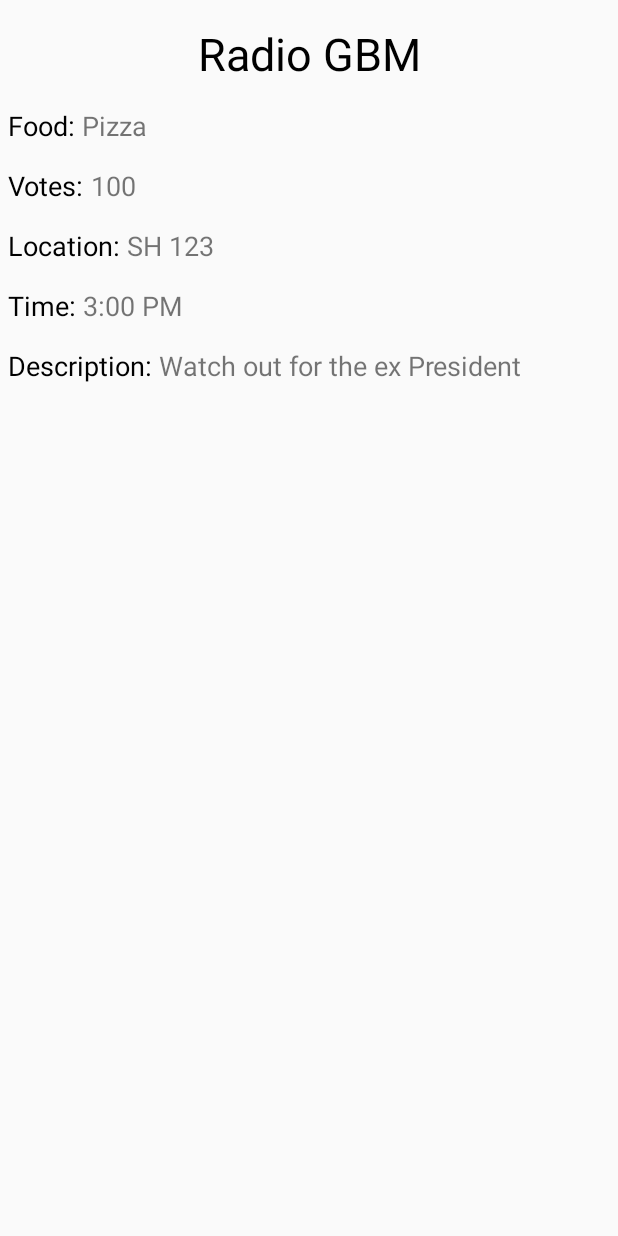
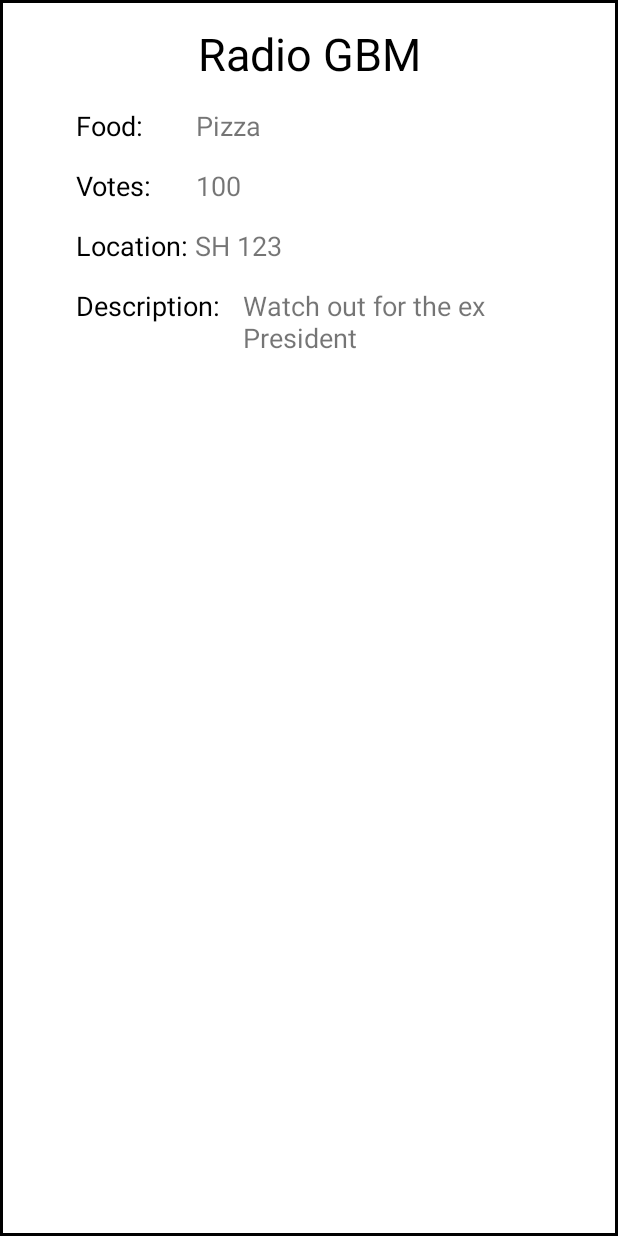
Before and after one commit to bkyras/mobilec17, an Android app: the layout fragment_post_detail.xml on its own in the app's theme, with its tools: preview values and no code run, on a phone screen of 412 x 824 dp. Run offline under Robolectric (Android 15) with nearby library versions, the phone set to English and light mode, and no system bars.

Commit message:
Layout changes

```diff
--- a/FeedMe/app/src/main/res/drawable/back.xml
+++ b/FeedMe/app/src/main/res/drawable/back.xml
@@ -1,4 +1,13 @@
-<shape xmlns:android="http://schemas.android.com/apk/res/android" android:shape="rectangle" >
-    <solid android:color="#000000" />
-    <stroke android:width="1dip" android:color="#4fa5d5"/>
-</shape>
+<?xml version="1.0" encoding="utf-8"?>
+<layer-list xmlns:android="http://schemas.android.com/apk/res/android">
+    <item>
+        <shape android:shape="rectangle">
+            <solid android:color="#000000" />
+        </shape>
+    </item>
+    <item android:left="2dp" android:right="2dp"  android:bottom="2dp" android:top="2dp" >
+        <shape android:shape="rectangle">
+            <solid android:color="#FFFFFF" />
+        </shape>
+    </item>
+</layer-list>
--- a/FeedMe/app/src/main/res/layout/fragment_post_detail.xml
+++ b/FeedMe/app/src/main/res/layout/fragment_post_detail.xml
@@ -1,13 +1,19 @@
 <FrameLayout xmlns:android="http://schemas.android.com/apk/res/android"
     xmlns:tools="http://schemas.android.com/tools"
     android:layout_width="match_parent"
-    android:layout_height="match_parent">
+    android:layout_height="match_parent"
+    android:background="@drawable/back"
+
+    >
 
     <LinearLayout
         android:orientation="vertical"
         android:layout_marginTop="15dp"
         android:layout_height="match_parent"
         android:layout_width="match_parent"
+        android:layout_marginBottom= "50sp"
+        android:layout_marginLeft="25dp"
+        android:layout_marginRight="25dp"
         android:weightSum="1">
 
         <LinearLayout
@@ -18,7 +24,7 @@
             <TextView
                 android:text="Radio GBM"
                 android:layout_width="match_parent"
-                android:layout_height="wrap_content"
+                android:layout_height="match_parent"
                 android:id="@+id/eventText"
                 android:gravity="center_horizontal"
                 android:textSize="30sp"
@@ -29,17 +35,16 @@
         <LinearLayout
             android:orientation="horizontal"
             android:layout_marginTop="15dp"
-            android:layout_width="wrap_content"
+            android:layout_width="match_parent"
             android:layout_height="wrap_content"
-            android:layout_marginLeft="5dp"
-            android:layout_marginRight="5dp">
+            android:layout_marginLeft="25dp"
+            android:layout_marginRight="25dp">
 
             <TextView
                 android:text="Food: "
-                android:layout_width="match_parent"
+                android:layout_width="80dp"
                 android:layout_height="wrap_content"
                 android:id="@+id/foodText"
-                android:layout_weight="1"
                 android:textSize="18sp"
                 android:textColor="@android:color/black" />
 
@@ -56,24 +61,25 @@
         <LinearLayout
             android:orientation="horizontal"
             android:layout_marginTop="15dp"
-            android:layout_width="wrap_content"
+            android:layout_width="match_parent"
             android:layout_height="wrap_content"
-            android:layout_marginLeft="5dp"
-            android:layout_marginRight="5dp">
+            android:layout_marginLeft="25dp"
+            android:layout_marginRight="25dp">
 
             <TextView
                 android:text="Votes: "
-                android:layout_width="match_parent"
+                android:layout_width="74dp"
                 android:layout_height="wrap_content"
                 android:id="@+id/popText"
-                android:layout_weight="1"
                 android:textSize="18sp"
-                android:textColor="@android:color/black" />
+                android:textColor="@android:color/black"
+                android:layout_weight="0.03" />
 
             <TextView
                 android:text="100"
                 android:layout_width="wrap_content"
                 android:layout_height="wrap_content"
+
                 android:id="@+id/pop"
                 android:layout_weight="1"
                 android:textSize="18sp" />
@@ -83,17 +89,16 @@
         <LinearLayout
             android:orientation="horizontal"
             android:layout_marginTop="15dp"
-            android:layout_width="wrap_content"
+            android:layout_width="match_parent"
             android:layout_height="wrap_content"
-            android:layout_marginLeft="5dp"
-            android:layout_marginRight="5dp">
+            android:layout_marginLeft="25dp"
+            android:layout_marginRight="25dp">
 
             <TextView
                 android:text="Location: "
-                android:layout_width="match_parent"
+                android:layout_width="wrap_content"
                 android:layout_height="wrap_content"
                 android:id="@+id/locText"
-                android:layout_weight="1"
                 android:textSize="18sp"
                 android:textColor="@android:color/black" />
 
@@ -107,47 +112,46 @@
 
         </LinearLayout>
 
-        <LinearLayout
-            android:orientation="horizontal"
-            android:layout_marginTop="15dp"
-            android:layout_width="wrap_content"
-            android:layout_height="wrap_content"
-            android:layout_marginLeft="5dp"
-            android:layout_marginRight="5dp">
+        <!--<LinearLayout-->
+            <!--android:orientation="horizontal"-->
+            <!--android:layout_marginTop="15dp"-->
+            <!--android:layout_width="wrap_content"-->
+            <!--android:layout_height="wrap_content"-->
+            <!--android:layout_marginLeft="5dp"-->
+            <!--android:layout_marginRight="5dp">-->
 
-            <TextView
-                android:text="Time: "
-                android:layout_width="match_parent"
-                android:layout_height="wrap_content"
-                android:id="@+id/timeText"
-                android:layout_weight="1"
-                android:textSize="18sp"
-                android:textColor="@android:color/black" />
+            <!--<TextView-->
+                <!--android:text="Time: "-->
+                <!--android:layout_width="match_parent"-->
+                <!--android:layout_height="wrap_content"-->
+                <!--android:id="@+id/timeText"-->
+                <!--android:layout_weight="1"-->
+                <!--android:textSize="18sp"-->
+                <!--android:textColor="@android:color/black" />-->
 
-            <TextView
-                android:text="3:00 PM"
-                android:layout_width="wrap_content"
-                android:layout_height="wrap_content"
-                android:id="@+id/time"
-                android:layout_weight="1"
-                android:textSize="18sp" />
+            <!--<TextView-->
+                <!--android:text="3:00 PM"-->
+                <!--android:layout_width="wrap_content"-->
+                <!--android:layout_height="wrap_content"-->
+                <!--android:id="@+id/time"-->
+                <!--android:layout_weight="1"-->
+                <!--android:textSize="18sp" />-->
 
-        </LinearLayout>
+        <!--</LinearLayout>-->
 
         <LinearLayout
             android:orientation="horizontal"
             android:layout_marginTop="15dp"
-            android:layout_width="wrap_content"
+            android:layout_width="match_parent"
             android:layout_height="wrap_content"
-            android:layout_marginLeft="5dp"
-            android:layout_marginRight="5dp">
+            android:layout_marginLeft="25dp"
+            android:layout_marginRight="25dp">
 
             <TextView
                 android:text="Description: "
-                android:layout_width="match_parent"
+                android:layout_width="111dp"
                 android:layout_height="match_parent"
                 android:id="@+id/descText"
-                android:layout_weight="1"
                 android:textSize="18sp"
                 android:textColor="@android:color/black" />
 
```
Also changed, not shown: FeedMe/app/src/main/java/com/example/rgb/feedme/AddPost.java (+6 -5 lines), FeedMe/app/src/main/java/com/example/rgb/feedme/PostDetail.java (+9 -3 lines), FeedMe/app/src/main/res/layout/add_post.xml (+53 -48 lines).
